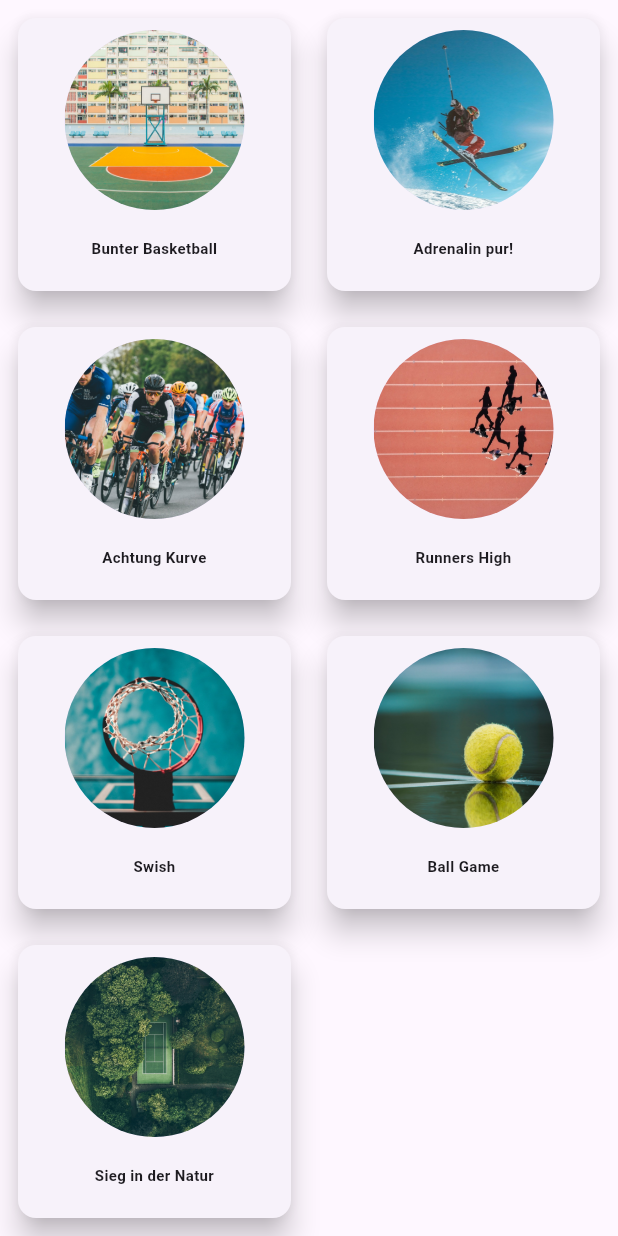
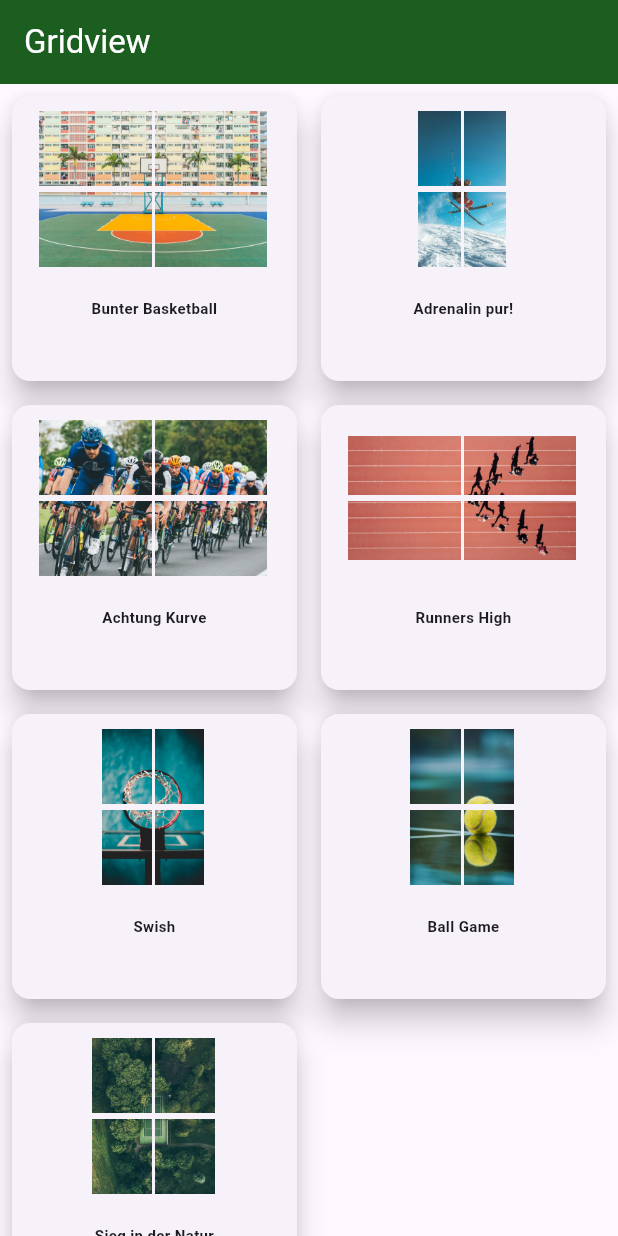
Before and after one commit to AkademieDirk/gallery_app, a Flutter app: the screen it shows after launch, on a phone screen of 412 x 824 dp. Run offline on Flutter 3.47's test engine with Material 3 defaults, Android fonts, the phone set to English and light mode, and no system bars.

```diff
--- /dev/null
+++ b/lib/experiment.dart/puzzle_effect.dart
@@ -0,0 +1,82 @@
+import 'package:flutter/material.dart';
+
+class PuzzleImage extends StatelessWidget {
+  const PuzzleImage({super.key, required this.imagePath});
+  final String imagePath;
+  @override
+  Widget build(BuildContext context) {
+    return Center(
+      child: Column(
+        mainAxisAlignment: MainAxisAlignment.center,
+        children: [
+          Row(
+            mainAxisAlignment: MainAxisAlignment.center,
+            children: [
+              // Erstes Teil
+              ClipRect(
+                  child: Align(
+                      alignment: Alignment.topLeft,
+                      widthFactor: 0.5,
+                      heightFactor: 0.5,
+                      child: Image(
+                        image: AssetImage(imagePath),
+                        width: 150,
+                        height: 100,
+                      ))),
+              // Zweites Teil
+              Padding(
+                padding: const EdgeInsets.all(2.0),
+                child: ClipRect(
+                  child: Align(
+                    alignment: Alignment.topRight,
+                    widthFactor: 0.5,
+                    heightFactor: 0.5,
+                    child: Image(
+                      image: AssetImage(imagePath),
+                      width: 150,
+                      height: 100,
+                    ),
+                  ),
+                ),
+              ),
+            ],
+          ),
+          Row(
+            mainAxisAlignment: MainAxisAlignment.center,
+            children: [
+              // Drittes Teil
+              ClipRect(
+                child: Align(
+                  alignment: Alignment.bottomLeft,
+                  widthFactor: 0.5,
+                  heightFactor: 0.5,
+                  child: Image(
+                    image: AssetImage(imagePath),
+                    width: 150,
+                    height: 100,
+                  ),
+                ),
+              ),
+              // Viertes Teil
+              Padding(
+                padding: const EdgeInsets.all(2.0),
+                child: ClipRect(
+                  child: Align(
+                    alignment: Alignment.bottomRight,
+                    widthFactor: 0.5,
+                    heightFactor: 0.5,
+                    child: Image(
+                      image: AssetImage(imagePath),
+                      width: 150,
+                      height: 100,
+                    ),
+                  ),
+                ),
+              ),
+            ],
+          ),
+        ],
+      ),
+    );
+  }
+}
--- a/lib/features/galleryview/screens/home_screen.dart
+++ b/lib/features/galleryview/screens/home_screen.dart
@@ -1,5 +1,7 @@
 import 'package:flutter/material.dart';
+import 'package:gallery_app/experiment.dart/puzzle_effect.dart';
 import 'package:gallery_app/features/galleryview/lists/gallery_data.dart';
+import 'package:gallery_app/features/galleryview/screens/details_screen.dart';
 import 'package:gallery_app/widgets/gallery_item.dart';
 
 class HomeScreen extends StatefulWidget {
@@ -14,25 +16,39 @@ class _HomeScreenState extends State<HomeScreen> {
   Widget build(BuildContext context) {
     return MaterialApp(
         home: Scaffold(
+      appBar: AppBar(
+          backgroundColor: Colors.green[900],
+          title: Text("Gridview", style: TextStyle(color: Colors.white))),
       body: GridView.builder(
         itemCount: galleryData.length,
-                gridDelegate: SliverGridDelegateWithFixedCrossAxisCount(
-                    crossAxisCount: 2),
+        gridDelegate:
+            SliverGridDelegateWithFixedCrossAxisCount(crossAxisCount: 2),
         itemBuilder: (context, index) {
           return Padding(
-                    padding: const EdgeInsets.all(8.0),
+            padding: const EdgeInsets.all(4.0),
             child: Card(
+              //    color: const Color.fromARGB(255, 54, 127, 154),
               elevation: 8,
               child: Column(
                 children: [
                   Padding(
                     padding: const EdgeInsets.all(8.0),
-                            child: CircleAvatar(
-                              radius: 60,
-                              backgroundImage:
-                                  AssetImage(galleryData[index].imagePath),
+                    child: GestureDetector(
+                      onTap: () {
+                        Navigator.push(
+                            context,
+                            MaterialPageRoute(
+                                builder: (context) => DetailScreen(
+                                      galleryItem: galleryData[index],
+                                    )));
+                      },
+                      child:
+                          PuzzleImage(imagePath: galleryData[index].imagePath),
+                      //radius: 60,
+                      // backgroundImage:
                     ),
                   ),
+                  //   ),
                   Padding(
                       padding: const EdgeInsets.all(10.0),
                       child: Text(
@@ -40,12 +56,13 @@ class _HomeScreenState extends State<HomeScreen> {
                         galleryData[index].imageTitle,
                         style: TextStyle(
                             fontSize: 10, fontWeight: FontWeight.bold),
-                            ),
-                          ),
+                      )),
                 ],
               ),
             ),
           );
-                })));
+        },
+      ),
+    ));
   }
 }
--- a/lib/features/profile/kaya_müller_text.txt
+++ b/lib/features/profile/kaya_müller_text.txt
@@ -1 +1 @@
-"Mein Name ist Kaya Müller, ein Fotograf im Alter von 32 Jahren, der die Welt durch die Linse entdeckt. Mit einem Hintergrund in der visuellen Kunst und jahrelanger Erfahrung in der Fotografie habe ich einen Blick für die Schönheit im Alltäglichen entwickelt. Meine Spezialität liegt in der Sport- und Naturfotografie, wo ich das Spiel von Licht und Schatten einfange, um emotionale und aussagekräftige Bilder zu schaffen.\n\nIch glaube daran, dass jeder Moment einzigartig ist und seine eigene Geschichte erzählt. In meinen Arbeiten strebe ich danach, diese Geschichten visuell zu interpretieren und sie durch kreative Kompositionen und Nuancen zum Leben zu erwecken. Meine fotografische Reise hat mich durch verschiedene Länder geführt, wo ich die Vielfalt der Kulturen und Landschaften festhalte, immer auf der Suche nach neuen Perspektiven und Herausforderungen.\n\nMein Anspruch ist es, mit meinen Bildern nicht nur zu dokumentieren, sondern auch zu inspirieren und zu berühren. Jeder Auftrag und jedes Projekt ist für mich eine Möglichkeit, meine Leidenschaft und mein Können zu zeigen und eine Verbindung zwischen dem Betrachter und dem Bild herzustellen."
+eine Leidenschaft und mein Können zu zeigen und eine Verbindung zwischen dem Betrachter und dem Bild herzustellen.""Mein Name ist Kaya Müller, ein Fotograf im Alter von 32 Jahren, der die Welt durch die Linse entdeckt. Mit einem Hintergrund in der visuellen Kunst und jahrelanger Erfahrung in der Fotografie habe ich einen Blick für die Schönheit im Alltäglichen entwickelt. Meine Spezialität liegt in der Sport- und Naturfotografie, wo ich das Spiel von Licht und Schatten einfange, um emotionale und aussagekräftige Bilder zu schaffen.\n\nIch glaube daran, dass jeder Moment einzigartig ist und seine eigene Geschichte erzählt. In meinen Arbeiten strebe ich danach, diese Geschichten visuell zu interpretieren und sie durch kreative Kompositionen und Nuancen zum Leben zu erwecken. Meine fotografische Reise hat mich durch verschiedene Länder geführt, wo ich die Vielfalt der Kulturen und Landschaften festhalte, immer auf der Suche nach neuen Perspektiven und Herausforderungen.\n\nMein Anspruch ist es, mit meinen Bildern nicht nur zu dokumentieren, sondern auch zu inspirieren und zu berühren. Jeder Auftrag und jedes Projekt ist für mich eine Möglichkeit, m
```
Also changed, not shown: lib/features/galleryview/screens/details_screen.dart (+65 -16 lines), lib/features/profile/screens/profile_screen.dart (+34 -9 lines), lib/main.dart (+6 -8 lines). Lines whose indentation alone changed are shown as unchanged.
